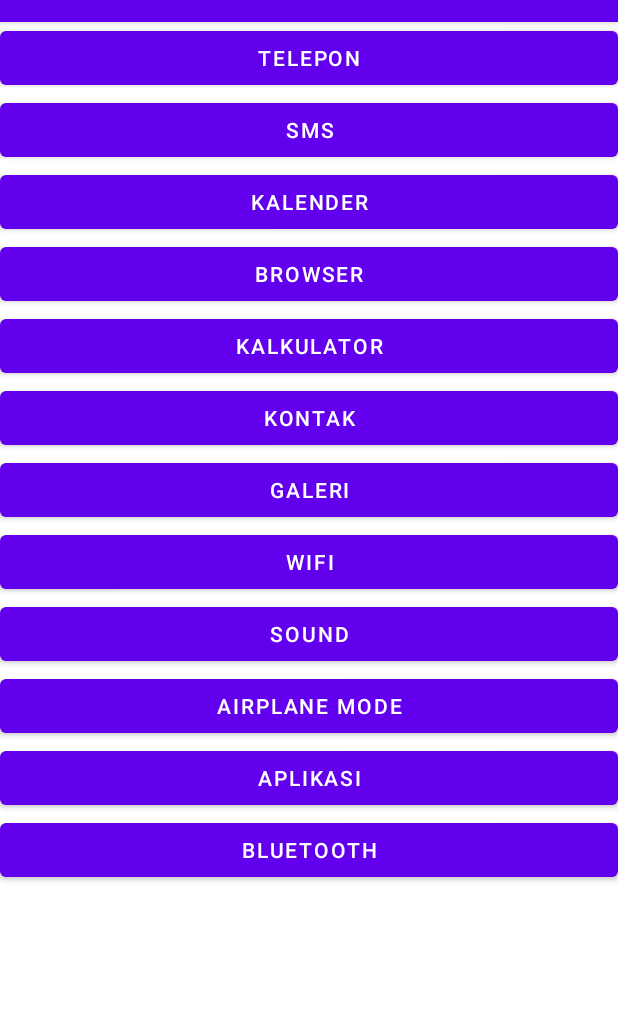
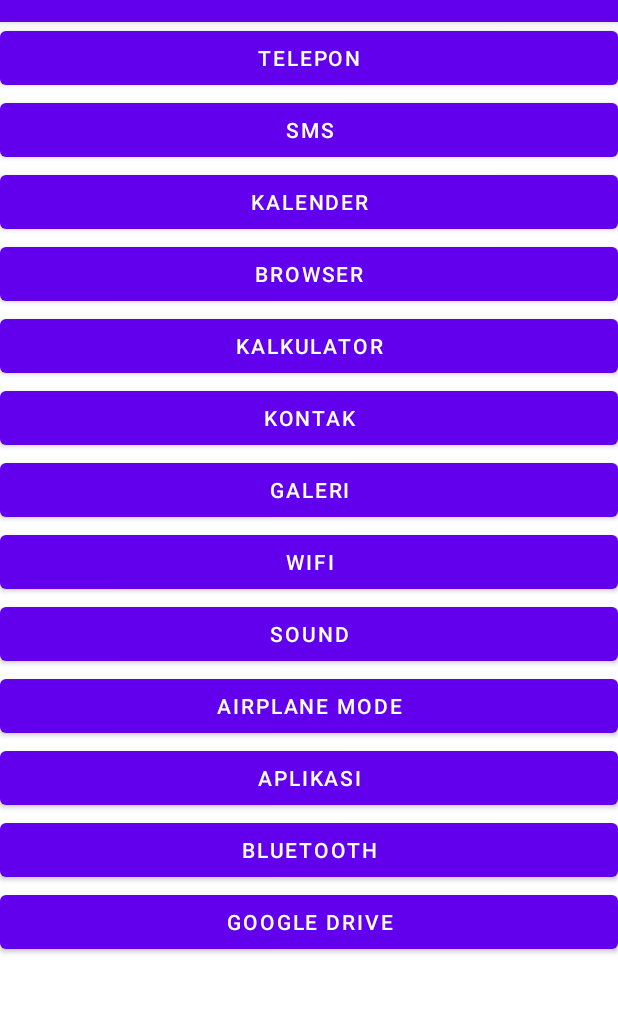
Before and after one commit to Goselm/Implicit-Intent, an Android app: the screen it shows after launch (MainActivity), on a phone screen of 412 x 824 dp, the part 62-1075 px from its top. Run offline under Robolectric (Android 15) with nearby library versions, the phone set to English and light mode, and no system bars.

Commit message:
second commit

```diff
--- a/app/src/main/java/com/steven/implicit_intent/MainActivity.java
+++ b/app/src/main/java/com/steven/implicit_intent/MainActivity.java
@@ -98,4 +98,10 @@ public class MainActivity extends AppCompatActivity {
         Intent bluetoothIntent = new Intent(Settings.ACTION_BLUETOOTH_SETTINGS);
         startActivity(bluetoothIntent);
     }
+
+    public void tampilGoogledrive(View view){
+        Intent googledriveIntent = new Intent(Intent.ACTION_MAIN);
+        googledriveIntent.addCategory(Intent.CATEGORY_LAUNCHER);
+        startActivity(googledriveIntent);
+    }
 }
--- a/app/src/main/res/layout/activity_main.xml
+++ b/app/src/main/res/layout/activity_main.xml
@@ -69,5 +69,10 @@
             android:layout_height="wrap_content"
             android:text="Bluetooth"
             android:onClick="tampilBluetooth"/>
+        <Button
+            android:layout_width="match_parent"
+            android:layout_height="wrap_content"
+            android:text="Google Drive"
+            android:onClick="tampilGoogledrive"/>
     </LinearLayout>
 </ScrollView>
```
